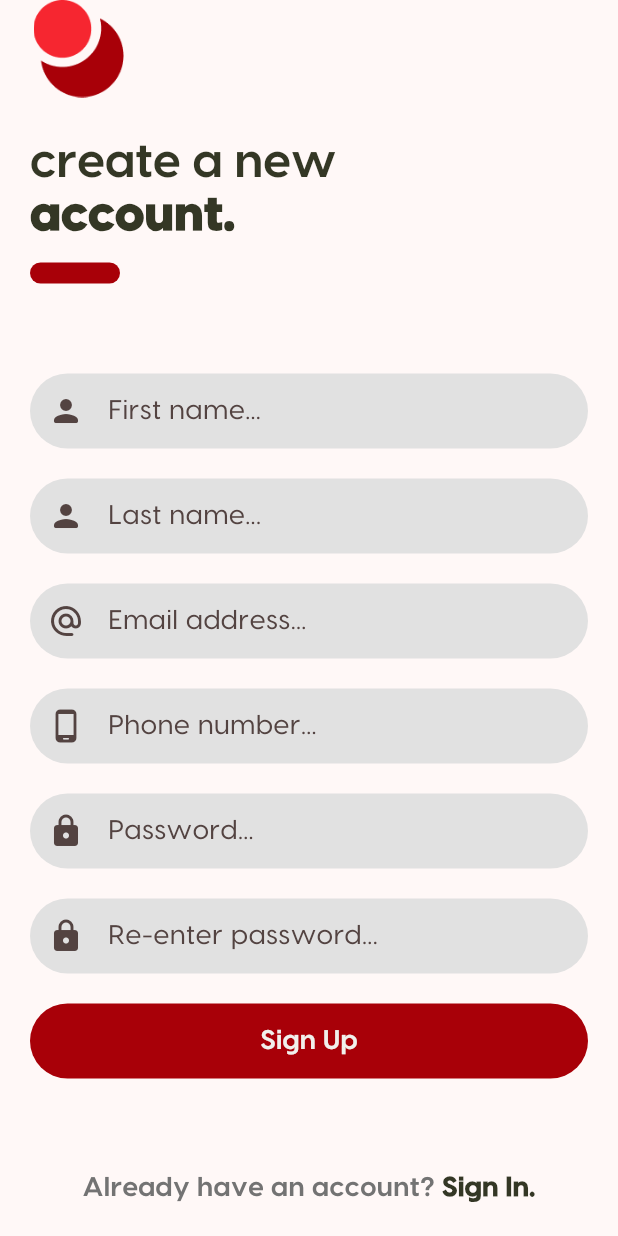
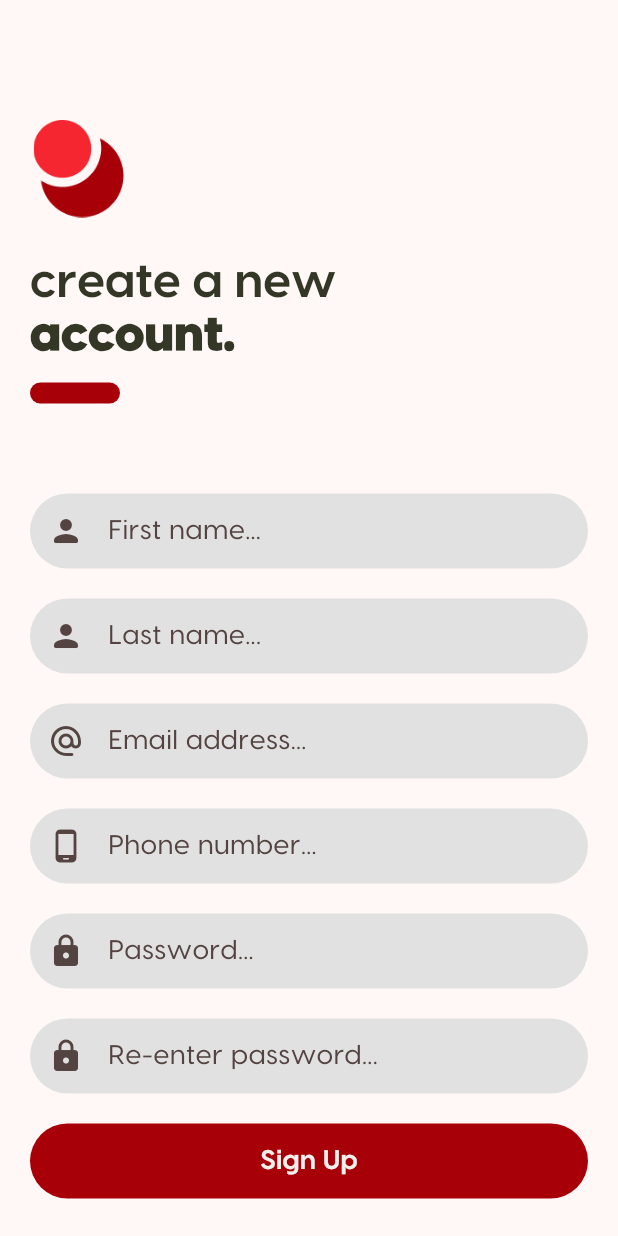
Before and after one commit to ledjoric/pennywise_app, a Flutter app: the SignUpView screen opened by its route, on a phone screen of 412 x 824 dp. Run offline on Flutter 3.47's test engine with Material 2 defaults, Android fonts, the phone set to English and light mode, and no system bars; our stand-ins replace animated_splash_screen, dio, firebase_auth, firebase_core, firebase_messaging, get and 2 more; accounts and stored records are empty.

Commit message:
sign up view padding fixed

```diff
--- a/lib/app/modules/sign_up/sign_up_view.dart
+++ b/lib/app/modules/sign_up/sign_up_view.dart
@@ -39,7 +39,7 @@ class _SignUpViewState extends State<SignUpView> {
     return Scaffold(
       body: SingleChildScrollView(
         child: Padding(
-          padding: const EdgeInsets.only(left: 20, right: 20),
+          padding: const EdgeInsets.fromLTRB(20, 80, 20, 40),
           child: Column(
             mainAxisAlignment: MainAxisAlignment.start,
             children: [
```
